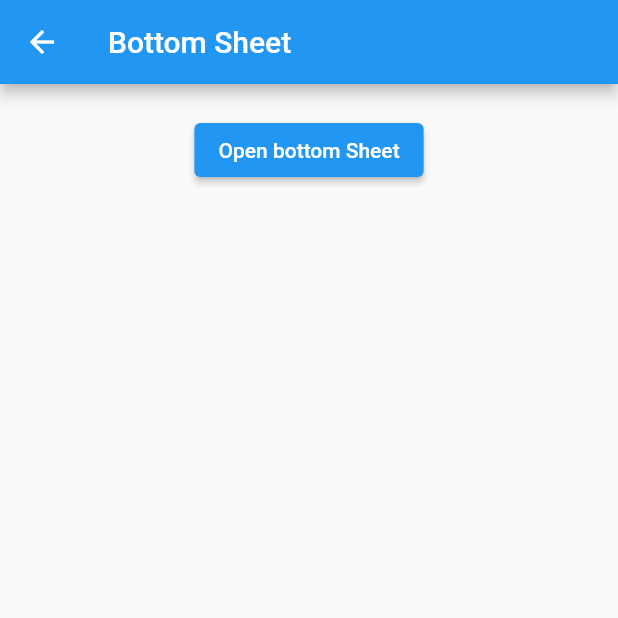
After one commit to rohit0110/Basic-Training, a Flutter app: the MainScaffold screen opened directly, after a tap on "Scaffold Example 6", on a phone screen of 412 x 824 dp, the top half of it. The commit adds this screen. Run offline on Flutter 3.47's test engine with Material 2 defaults, Android fonts, the phone set to English and light mode, and no system bars; our stand-ins replace flutter_slider_drawer; missing offline and left inert: expandable_bottom_sheet.

Commit message:
Expandable bottom sheet

```diff
--- a/aesthetic/lib/scaffolding/mainScaffold.dart
+++ b/aesthetic/lib/scaffolding/mainScaffold.dart
@@ -3,6 +3,8 @@ import 'package:aesthetic/scaffolding/scaffold2.dart';
 import 'package:aesthetic/scaffolding/scaffold3.dart';
 import 'package:aesthetic/scaffolding/scaffold4.dart';
 import 'package:aesthetic/scaffolding/scaffold5.dart';
+import 'package:aesthetic/scaffolding/scaffold6.dart';
+import 'package:aesthetic/scaffolding/scaffold7.dart';
 import 'package:flutter/material.dart';
 
 class MainScaffold extends StatefulWidget {
@@ -75,6 +77,28 @@ class _MainScaffoldState extends State<MainScaffold> {
                             builder: ((context) => const Scaffold5())));
                   },
                   child: const Text("Scaffold Example 5")),
+              const SizedBox(
+                height: 20,
+              ),
+              TextButton(
+                  onPressed: () {
+                    Navigator.push(
+                        context,
+                        MaterialPageRoute(
+                            builder: ((context) => const scaffold6())));
+                  },
+                  child: const Text("Scaffold Example 6")),
+              const SizedBox(
+                height: 20,
+              ),
+              TextButton(
+                  onPressed: () {
+                    Navigator.push(
+                        context,
+                        MaterialPageRoute(
+                            builder: ((context) => const scaffold7())));
+                  },
+                  child: const Text("Scaffold Example 7")),
             ],
           ),
         ));
--- /dev/null
+++ b/aesthetic/lib/scaffolding/scaffold6.dart
@@ -0,0 +1,45 @@
+import 'package:expandable_bottom_sheet/expandable_bottom_sheet.dart';
+import 'package:flutter/material.dart';
+
+class scaffold6 extends StatefulWidget {
+  const scaffold6({Key? key}) : super(key: key);
+
+  @override
+  State<scaffold6> createState() => _scaffold6State();
+}
+
+class _scaffold6State extends State<scaffold6> {
+  @override
+  Widget build(BuildContext context) {
+    return Scaffold(
+      appBar: AppBar(title: const Text("Bottom Sheet")),
+      body: Center(
+        child: Column(children: [
+          const SizedBox(
+            height: 20,
+          ),
+          ElevatedButton(
+              onPressed: () {
+                showModalBottomSheet(
+                    context: context,
+                    shape: const RoundedRectangleBorder(
+                        borderRadius:
+                            BorderRadius.vertical(top: Radius.circular(20))),
+                    builder: (context) => Container(
+                          height: MediaQuery.of(context).size.height * 0.6,
+                          child: Center(
+                            child: ElevatedButton(
+                              child: const Text("Close Bottom Sheet"),
+                              onPressed: () {
+                                Navigator.of(context).pop();
+                              },
+                            ),
+                          ),
+                        ));
+              },
+              child: const Text("Open bottom Sheet")),
+        ]),
+      ),
+    );
+  }
+}
--- a/aesthetic/pubspec.yaml
+++ b/aesthetic/pubspec.yaml
@@ -35,6 +35,8 @@ dependencies:
   # Use with the CupertinoIcons class for iOS style icons.
   cupertino_icons: ^1.0.2
   flutter_slider_drawer: ^2.1.1
+  expandable_bottom_sheet: ^1.1.1+1
+
 
 dev_dependencies:
   flutter_test:
```
Also changed, not shown: aesthetic/lib/scaffolding/scaffold7.dart (added, +32 -0 lines), aesthetic/pubspec.lock.
